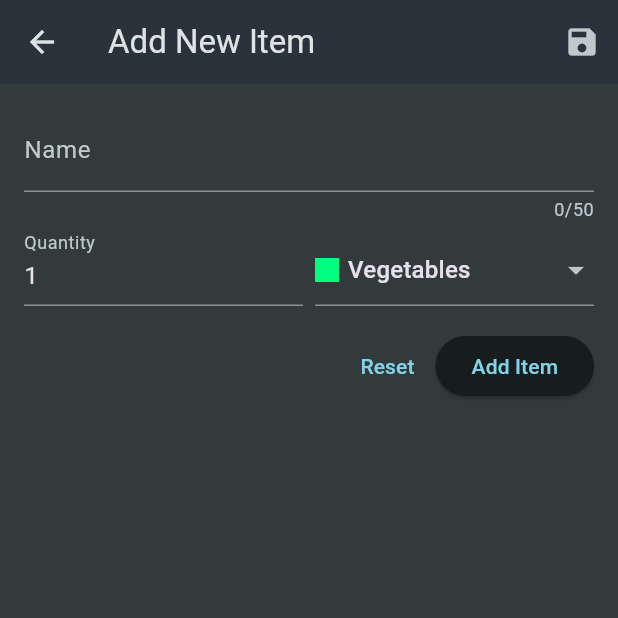
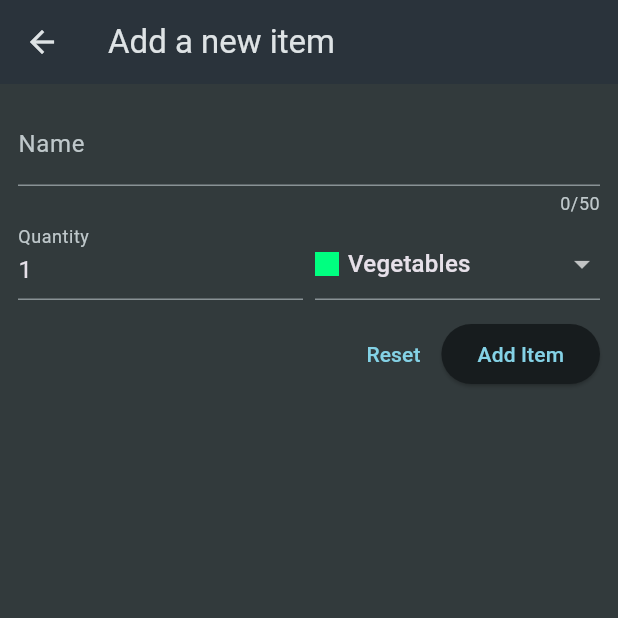
Before and after one commit to iArslanAly/shopping_list, a Flutter app: the screen it shows after launch, after a tap on the "add" icon, on a phone screen of 412 x 824 dp, the top half of it. Run offline on Flutter 3.47's test engine with Material 3 defaults, Android fonts, the phone set to English and light mode, and no system bars; network calls fail.

```diff
--- a/lib/widgets/grocery_list.dart
+++ b/lib/widgets/grocery_list.dart
@@ -1,5 +1,10 @@
+import 'dart:convert';
+
 import 'package:flutter/material.dart';
 import 'package:http/http.dart' as http;
+import 'package:shopping_list/data/categories.dart';
+import 'package:shopping_list/models/category.dart';
+
 import 'package:shopping_list/models/grocery_item.dart';
 import 'package:shopping_list/widgets/new_item.dart';
 
@@ -11,6 +16,10 @@ class GroceryList extends StatefulWidget {
 }
 
 class _GroceryListState extends State<GroceryList> {
+  List<GroceryItem> _groceryItems = [];
+  var _isLoading = true;
+  String? _error;
+
   @override
   void initState() {
     super.initState();
@@ -21,60 +30,102 @@ class _GroceryListState extends State<GroceryList> {
     final url = Uri.https(
         'shop-list-4ce40-default-rtdb.firebaseio.com', 'shoppinh-list.json');
     final response = await http.get(url);
-    print('Response status: ${response.statusCode}');
+
+    if (response.statusCode >= 400) {
+      setState(() {
+        _error = 'Failed to fetch data. Please try again later.';
+      });
+    }
+
+    final Map<String, dynamic> listData = json.decode(response.body);
+    final List<GroceryItem> loadedItems = [];
+    for (final item in listData.entries) {
+      final category = categories.entries
+          .firstWhere(
+              (catItem) => catItem.value.title == item.value['category'])
+          .value;
+      loadedItems.add(
+        GroceryItem(
+          id: item.key,
+          name: item.value['name'],
+          quantity: item.value['quantity'],
+          category: category,
+        ),
+      );
+    }
+    setState(() {
+      _groceryItems = loadedItems;
+      _isLoading = false;
+    });
   }
 
-  final List<GroceryItem> _groceryItem = [];
-
-  void _addNewItem() async {
-    await Navigator.of(context).push<GroceryItem>(
+  void _addItem() async {
+    final newItem = await Navigator.of(context).push<GroceryItem>(
       MaterialPageRoute(
         builder: (ctx) => const NewItem(),
       ),
     );
-    _loadItems();
+
+    if (newItem == null) {
+      return;
+    }
+
+    setState(() {
+      _groceryItems.add(newItem);
+    });
   }
 
   void _removeItem(GroceryItem item) {
     setState(() {
-      _groceryItem.removeWhere((item) => item.id == item.id);
+      _groceryItems.remove(item);
     });
   }
 
   @override
   Widget build(BuildContext context) {
-    Widget content = const Center(child: Text('No items added yet!'));
-    if (_groceryItem.isNotEmpty) {
+    Widget content = const Center(child: Text('No items added yet.'));
+
+    if (_isLoading) {
+      content = const Center(child: CircularProgressIndicator());
+    }
+
+    if (_groceryItems.isNotEmpty) {
       content = ListView.builder(
-        itemCount: _groceryItem.length,
+        itemCount: _groceryItems.length,
         itemBuilder: (ctx, index) => Dismissible(
           onDismissed: (direction) {
-            _removeItem;
+            _removeItem(_groceryItems[index]);
           },
-          key: ValueKey(_groceryItem[index].id),
+          key: ValueKey(_groceryItems[index].id),
           child: ListTile(
-            title: Text(_groceryItem[index].name),
+            title: Text(_groceryItems[index].name),
             leading: Container(
               width: 24,
               height: 24,
-              color: _groceryItem[index].category.color,
+              color: _groceryItems[index].category.color,
             ),
             trailing: Text(
-              _groceryItem[index].quantity.toString(),
+              _groceryItems[index].quantity.toString(),
             ),
           ),
         ),
       );
-    } else {
-      content = const Center(child: Text('No items added yet!'));
     }
+
+    if (_error != null) {
+      content = Center(child: Text(_error!));
+    }
+
     return Scaffold(
-      appBar: AppBar(title: const Text('Your Groceries'), actions: [
-        IconButton(
-          onPressed: () => _addNewItem(),
-          icon: const Icon(Icons.add),
-        ),
-      ]),
+      appBar: AppBar(
+        title: const Text('Your Groceries'),
+        actions: [
+          IconButton(
+            onPressed: _addItem,
+            icon: const Icon(Icons.add),
+          ),
+        ],
+      ),
       body: content,
     );
   }
--- a/lib/widgets/new_item.dart
+++ b/lib/widgets/new_item.dart
@@ -2,25 +2,33 @@ import 'dart:convert';
 
 import 'package:flutter/material.dart';
 import 'package:http/http.dart' as http;
+
 import 'package:shopping_list/data/categories.dart';
 import 'package:shopping_list/models/category.dart';
+import 'package:shopping_list/models/grocery_item.dart';
 
 class NewItem extends StatefulWidget {
   const NewItem({super.key});
 
   @override
-  State<NewItem> createState() => _NewItemState();
+  State<NewItem> createState() {
+    return _NewItemState();
+  }
 }
 
 class _NewItemState extends State<NewItem> {
-  final _formKey = GlobalKey<FormState>(); //key is use to validate the form
+  final _formKey = GlobalKey<FormState>();
   var _enteredName = '';
   var _enteredQuantity = 1;
+  var _selectedCategory = categories[Categories.vegetables]!;
+  var _isSending = false;
 
-  var _selectedCategory = categories[Categories.vegetables]!;
-  Future<void> _saveForm() async {
+  void _saveItem() async {
     if (_formKey.currentState!.validate()) {
       _formKey.currentState!.save();
+      setState(() {
+        _isSending = true;
+      });
       final url = Uri.https(
           'shop-list-4ce40-default-rtdb.firebaseio.com', 'shoppinh-list.json');
       final response = await http.post(
@@ -32,21 +40,25 @@ class _NewItemState extends State<NewItem> {
           {
             'name': _enteredName,
             'quantity': _enteredQuantity,
-            'category': _selectedCategory.title
+            'category': _selectedCategory.title,
           },
         ),
       );
-      print(response.body);
-      print(response.statusCode);
+
+      final Map<String, dynamic> resData = json.decode(response.body);
+
       if (!context.mounted) {
         return;
       }
-      Navigator.of(context).pop();
-      /*Navigator.of(context).pop(GroceryItem(
-          id: DateTime.now().toString(),
+
+      Navigator.of(context).pop(
+        GroceryItem(
+          id: resData['name'],
           name: _enteredName,
           quantity: _enteredQuantity,
-          category: _selectedCategory));*/
+          category: _selectedCategory,
+        ),
+      );
     }
   }
 
@@ -54,36 +66,35 @@ class _NewItemState extends State<NewItem> {
   Widget build(BuildContext context) {
     return Scaffold(
       appBar: AppBar(
-        title: const Text('Add New Item'),
-        actions: [
-          IconButton(
-            onPressed: () {},
-            icon: const Icon(Icons.save),
-          ),
-        ],
+        title: const Text('Add a new item'),
       ),
       body: Padding(
-        padding: const EdgeInsets.all(16),
+        padding: const EdgeInsets.all(12),
         child: Form(
-          key: _formKey, //key is use to validate the form
+          key: _formKey,
           child: Column(
             children: [
               TextFormField(
-                decoration: const InputDecoration(labelText: 'Name'),
                 maxLength: 50,
+                decoration: const InputDecoration(
+                  label: Text('Name'),
+                ),
                 validator: (value) {
                   if (value == null ||
                       value.isEmpty ||
                       value.trim().length <= 1 ||
                       value.trim().length > 50) {
-                    return 'Must be between 1 and 50 characters';
+                    return 'Must be between 1 and 50 characters.';
                   }
                   return null;
                 },
                 onSaved: (value) {
+                  // if (value == null) {
+                  //   return;
+                  // }
                   _enteredName = value!;
                 },
-              ),
+              ), // instead of TextField()
               Row(
                 crossAxisAlignment: CrossAxisAlignment.end,
                 children: [
@@ -99,13 +110,14 @@ class _NewItemState extends State<NewItem> {
                             value.isEmpty ||
                             int.tryParse(value) == null ||
                             int.tryParse(value)! <= 0) {
-                            return 'Must be a positive number';
+                          return 'Must be a valid, positive number.';
                         }
                         return null;
                       },
                       onSaved: (value) {
                         _enteredQuantity = int.parse(value!);
-                        }),
+                      },
+                    ),
                   ),
                   const SizedBox(width: 8),
                   Expanded(
@@ -137,22 +149,30 @@ class _NewItemState extends State<NewItem> {
                   ),
                 ],
               ),
-              const SizedBox(height: 16),
+              const SizedBox(height: 12),
               Row(
                 mainAxisAlignment: MainAxisAlignment.end,
                 children: [
                   TextButton(
-                    onPressed: () {
+                    onPressed: _isSending
+                        ? null
+                        : () {
                             _formKey.currentState!.reset();
                           },
                     child: const Text('Reset'),
                   ),
                   ElevatedButton(
-                    onPressed: _saveForm,
-                    child: const Text('Add Item'),
+                    onPressed: _isSending ? null : _saveItem,
+                    child: _isSending
+                        ? const SizedBox(
+                            height: 16,
+                            width: 16,
+                            child: CircularProgressIndicator(),
+                          )
+                        : const Text('Add Item'),
                   )
                 ],
-              )
+              ),
             ],
           ),
         ),
```
Lines whose indentation alone changed are shown as unchanged.
